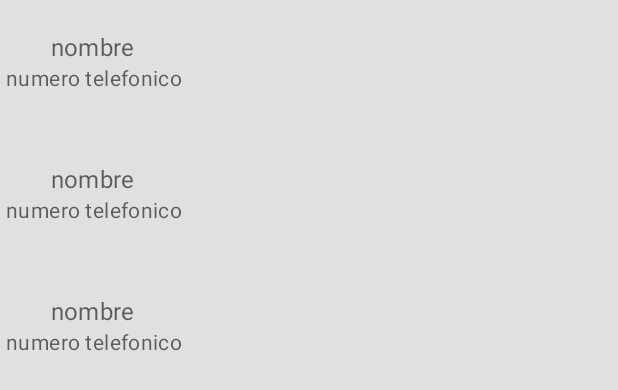
After one commit to alejandroDi/BrigadaUniversitaria, an Android app: the layout content_contacts.xml on its own in the app's theme, with its tools: preview values and no code run, on a phone screen of 412 x 824 dp. The commit adds this screen. Shown: the top 390 px of the screen. Run offline under Robolectric (Android 15) with nearby library versions, the phone set to English and light mode, and no system bars; Roboto replaces fonts that are not available here.

Commit message:
add module chat

```diff
--- /dev/null
+++ b/app/src/main/java/com/example/brigadauniversitaria/contactsModule/events/ContactsEvent.java
@@ -0,0 +1,4 @@
+package com.example.brigadauniversitaria.contactsModule.events;
+
+public class ContactsEvent {
+}
--- /dev/null
+++ b/app/src/main/java/com/example/brigadauniversitaria/contactsModule/model/ContactsIteractor.java
@@ -0,0 +1,4 @@
+package com.example.brigadauniversitaria.contactsModule.model;
+
+public interface ContactsIteractor {
+}
--- /dev/null
+++ b/app/src/main/java/com/example/brigadauniversitaria/contactsModule/view/ContactsView.java
@@ -0,0 +1,6 @@
+package com.example.brigadauniversitaria.contactsModule.view;
+
+public interface ContactsView {
+void showContacts();
+void callContacts();
+}
--- /dev/null
+++ b/app/src/main/res/layout/content_contacts.xml
@@ -0,0 +1,23 @@
+<?xml version="1.0" encoding="utf-8"?>
+<androidx.constraintlayout.widget.ConstraintLayout
+    xmlns:android="http://schemas.android.com/apk/res/android"
+    android:layout_width="match_parent"
+    android:layout_height="match_parent"
+    xmlns:app="http://schemas.android.com/apk/res-auto"
+    xmlns:tools="http://schemas.android.com/tools"
+    app:layout_behavior="@string/appbar_scrolling_view_behavior"
+    tools:showIn="@layout/fragment_contacts">
+
+    <androidx.recyclerview.widget.RecyclerView
+        android:id="@+id/rvContacts"
+        android:layout_width="0dp"
+        android:layout_height="0dp"
+        android:padding="@dimen/main_padding_small"
+        tools:listitem="@layout/item_contacts"
+        app:layout_constraintHeight_default="wrap"
+        app:layout_constraintHeight_max="wrap"
+        app:layout_constraintStart_toStartOf="parent"
+        app:layout_constraintEnd_toEndOf="parent"
+        app:layout_constraintTop_toTopOf="parent" />
+
+</androidx.constraintlayout.widget.ConstraintLayout>
--- a/app/src/main/res/layout/fragment_informacion.xml
+++ b/app/src/main/res/layout/fragment_informacion.xml
@@ -9,6 +9,6 @@
     <TextView
         android:layout_width="match_parent"
         android:layout_height="match_parent"
-        android:text="@string/hello_blank_fragment" />
+        android:text="@string/informacio" />
 
 </FrameLayout>
--- a/app/src/main/res/layout/fragment_locales.xml
+++ b/app/src/main/res/layout/fragment_locales.xml
@@ -5,10 +5,5 @@
     android:layout_height="match_parent"
     tools:context=".Fragments.LocalesFragment">
 
-    <!-- TODO: Update blank fragment layout -->
-    <TextView
-        android:layout_width="match_parent"
-        android:layout_height="match_parent"
-        android:text="@string/hello_blank_fragment" />
 
 </FrameLayout>
--- /dev/null
+++ b/app/src/main/res/layout/item_contacts.xml
@@ -0,0 +1,37 @@
+<?xml version="1.0" encoding="utf-8"?>
+<androidx.constraintlayout.widget.ConstraintLayout
+    xmlns:android="http://schemas.android.com/apk/res/android"
+    android:layout_width="match_parent"
+    android:layout_height="@dimen/item_height_threeline"
+    xmlns:app="http://schemas.android.com/apk/res-auto"
+    android:paddingTop="@dimen/item_pading_vertical"
+    android:clickable="true"
+    android:focusable="true"
+    android:background="@color/color_background">
+
+    <androidx.appcompat.widget.AppCompatTextView
+        android:id="@+id/tvNombre"
+        android:layout_width="0dp"
+        android:layout_height="wrap_content"
+        android:hint="@string/chat_nombre"
+        android:textAppearance="@style/itemLarge"
+        android:layout_marginStart="@dimen/item_padding_horizontal"
+        android:layout_marginEnd="@dimen/item_padding_horizontal"
+        app:layout_constraintTop_toTopOf="parent"
+        app:layout_constraintStart_toStartOf="parent"/>
+
+    <androidx.appcompat.widget.AppCompatTextView
+        android:id="@+id/tvNumero"
+        android:layout_width="0dp"
+        android:layout_height="wrap_content"
+        android:hint="@string/chat_numero"
+        android:textAppearance="@style/itemMedium"
+        android:layout_marginBottom="@dimen/item_padding_horizontal"
+        app:layout_constraintTop_toBottomOf="@id/tvNombre"
+        app:layout_constraintStart_toStartOf="parent"/>
+
+
+
+
+
+</androidx.constraintlayout.widget.ConstraintLayout>
--- a/app/src/main/res/navigation/mobile_navigation.xml
+++ b/app/src/main/res/navigation/mobile_navigation.xml
@@ -37,9 +37,9 @@
         tools:layout="@layout/fragment_locales" />
     <fragment
         android:id="@+id/nav_contactos"
-        android:name="com.example.brigadauniversitaria.Fragments.ContactosFragment"
+        android:name="com.example.brigadauniversitaria.contactsModule.view.ContactsFragment"
         android:label="@string/menu_contactos"
-        tools:layout="@layout/fragment_notif" />
+        tools:layout="@layout/fragment_contacts" />
     <fragment
         android:id="@+id/nav_informacion"
         android:name="com.example.brigadauniversitaria.Fragments.InformacionFragment"
--- a/app/src/main/res/values/strings.xml
+++ b/app/src/main/res/values/strings.xml
@@ -109,6 +109,8 @@
     <string name="addFriend_error_user_exist">No hay ningún usuario con este email.</string>
     <string name="addFriend_message_request_exist">Lo siento, tu solicitud ya habia sido enviada.</string>
     <string name="friendAdded_message_request_exist">Lo siento, ya tienes agregado a este usuario.</string>
+    <string name="chat_numero">numero telefonico</string>
+    <string name="informacio">agregar textview unicamente para presentar infromacion del sistema</string>
 
 
 </resources>
```
Also changed, not shown: app/src/main/java/com/example/brigadauniversitaria/Fragments/ContactosFragment.java (deleted, +0 -66 lines), app/src/main/java/com/example/brigadauniversitaria/contactsModule/ContactsPresenter.java (added, +12 -0 lines), app/src/main/java/com/example/brigadauniversitaria/contactsModule/view/ContactsFragment.java (added, +25 -0 lines), app/src/main/res/layout/fragment_contacts.xml (renamed from app/src/main/res/layout/fragment_contactos.xml, +2 -6 lines).
